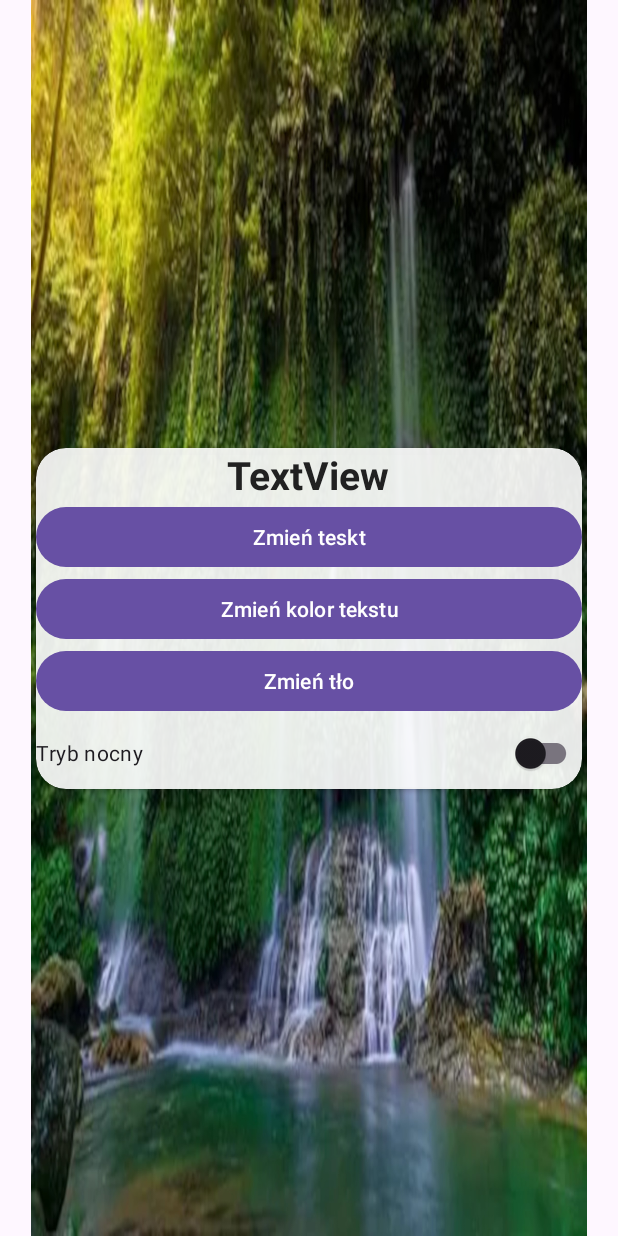
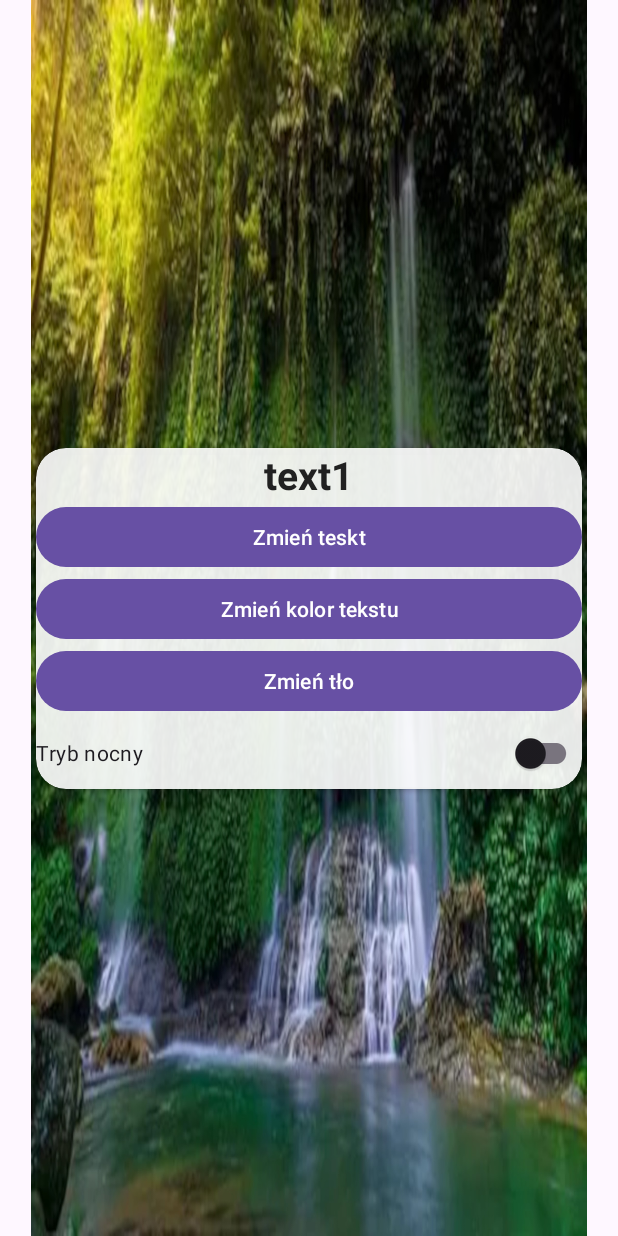
Before and after one commit to BartkW122/ZmieniaczTla, an Android app: the screen it shows after launch (MainActivity), on a phone screen of 412 x 824 dp. Run offline under Robolectric (Android 15) with nearby library versions, the phone set to English and light mode, and no system bars.

Commit message:
dodanie zaminy tekstu na klikniecie przycisku

```diff
--- a/app/src/main/java/com/example/zmieniacztla/MainActivity.java
+++ b/app/src/main/java/com/example/zmieniacztla/MainActivity.java
@@ -18,12 +18,14 @@ import androidx.core.view.WindowInsetsCompat;
 import java.util.concurrent.TimeUnit;
 
 public class MainActivity extends AppCompatActivity {
+    private String[] texts = {"text1","text2","text3","text3"};
     private static boolean czyWidoczne;
     private static TextView tvText;
     private Button btnChangeText,btnChangeColor,btnChangeBg;
     private SwitchCompat switchNight;
 
     private static int aktualnyIndexKoloru = 0;
+    private static int aktualnyIndexTextu = 0;
     private static int[] tablicaKolorow={R.color.text_color,R.color.text_opt2,R.color.text_opt3};
     @Override
     protected void onCreate(Bundle savedInstanceState) {
@@ -34,6 +36,7 @@ public class MainActivity extends AppCompatActivity {
         czyWidoczne = true;
 
         tvText = findViewById(R.id.tvText);
+        tvText.setText(texts[aktualnyIndexTextu]);
 
         btnChangeText = findViewById(R.id.btnChangeText);
         btnChangeColor = findViewById(R.id.btnChangeColor);
@@ -46,6 +49,16 @@ public class MainActivity extends AppCompatActivity {
                 aktualnyIndexKoloru = 0;
             }
             tvText.setTextColor(ContextCompat.getColor(MainActivity.this, tablicaKolorow[aktualnyIndexKoloru]));
+        });
+
+        btnChangeText.setOnClickListener(v->{
+            if(aktualnyIndexTextu < 2) {
+                aktualnyIndexTextu++;
+            }else {
+                aktualnyIndexTextu = 0;
+            }
+            System.out.println(aktualnyIndexTextu);
+            tvText.setText(texts[aktualnyIndexTextu]);
         });
 
         switchNight = findViewById(R.id.switchNight);
```
